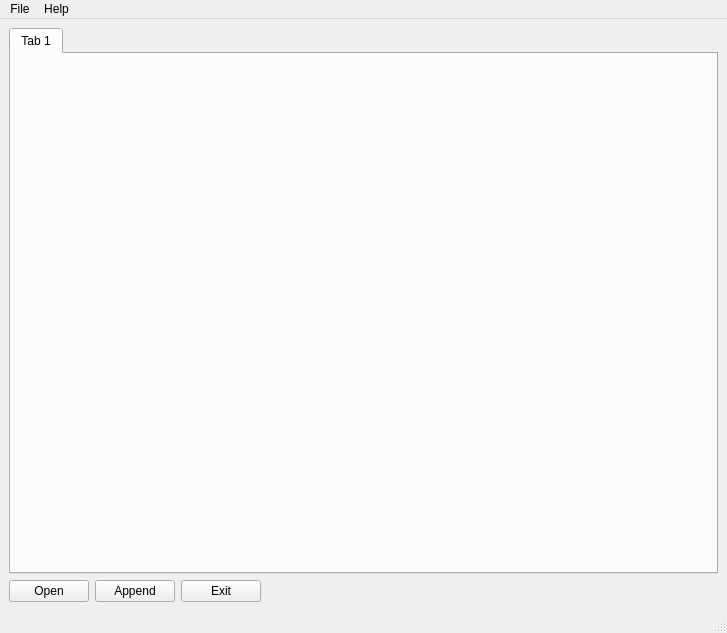
Before: the Qt Designer form python_src/30_tensor_flow_ex/ex02_bin/QtBinApp.ui in openvisual/open-visual-machine-learning, drawn with Qt 5.
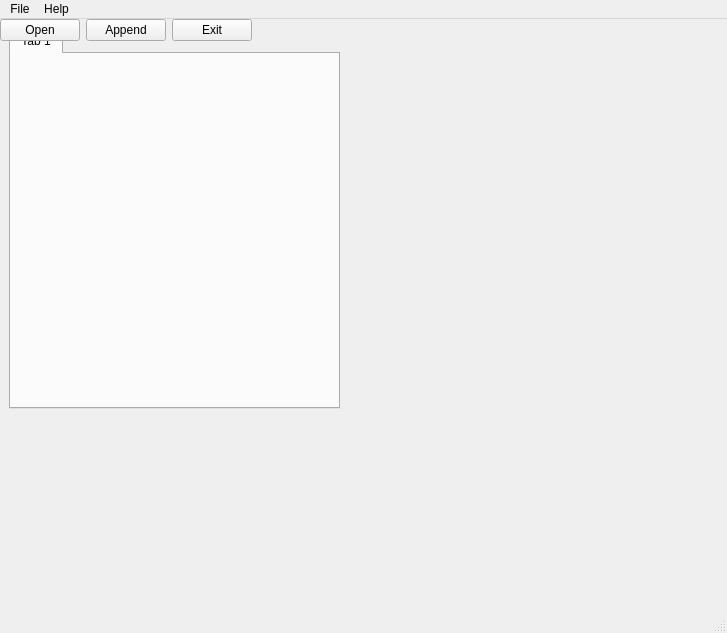
After: the same form once the commit is applied. Icons and pictures are not drawn.

Commit message: 이미지 파일 필터 추가

```diff
--- a/python_src/30_tensor_flow_ex/ex02_bin/QtBinApp.ui
+++ b/python_src/30_tensor_flow_ex/ex02_bin/QtBinApp.ui
@@ -14,8 +14,25 @@
    <string>Image Line Extractor</string>
   </property>
   <widget class="QWidget" name="centralwidget">
-   <layout class="QGridLayout" name="gridLayout">
-    <item row="1" column="0">
+   <widget class="QTabWidget" name="tabWidget">
+    <property name="geometry">
+     <rect>
+      <x>9</x>
+      <y>9</y>
+      <width>331</width>
+      <height>381</height>
+     </rect>
+    </property>
+    <property name="currentIndex">
+     <number>0</number>
+    </property>
+    <widget class="QWidget" name="tab_00">
+     <attribute name="title">
+      <string>Tab 1</string>
+     </attribute>
+    </widget>
+   </widget>
+   <widget class="QWidget" name="">
      <layout class="QHBoxLayout" name="horizontalLayout">
       <item>
        <widget class="QPushButton" name="openBtn">
@@ -56,20 +73,7 @@
        </spacer>
       </item>
      </layout>
-    </item>
-    <item row="0" column="0">
-     <widget class="QTabWidget" name="tabWidget">
-      <property name="currentIndex">
-       <number>0</number>
-      </property>
-      <widget class="QWidget" name="tab_00">
-       <attribute name="title">
-        <string>Tab 1</string>
-       </attribute>
-      </widget>
-     </widget>
-    </item>
-   </layout>
+   </widget>
   </widget>
   <widget class="QMenuBar" name="menubar">
    <property name="geometry">
```
Lines whose indentation alone changed are shown as unchanged. The commit also changes 1 other file.
